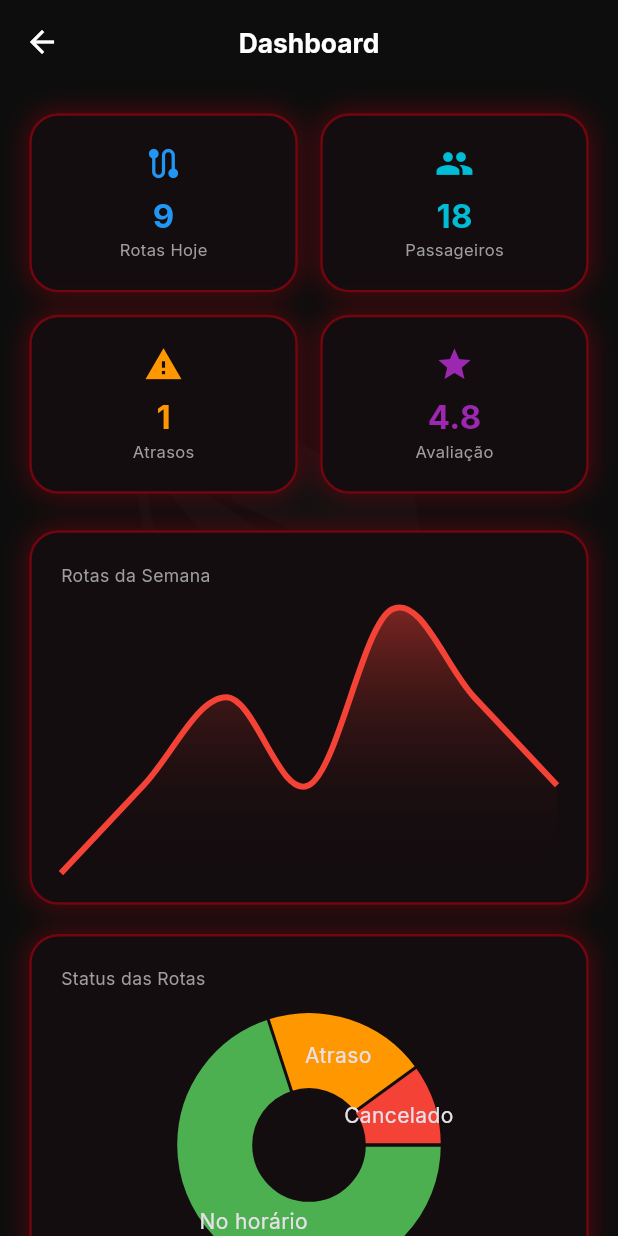
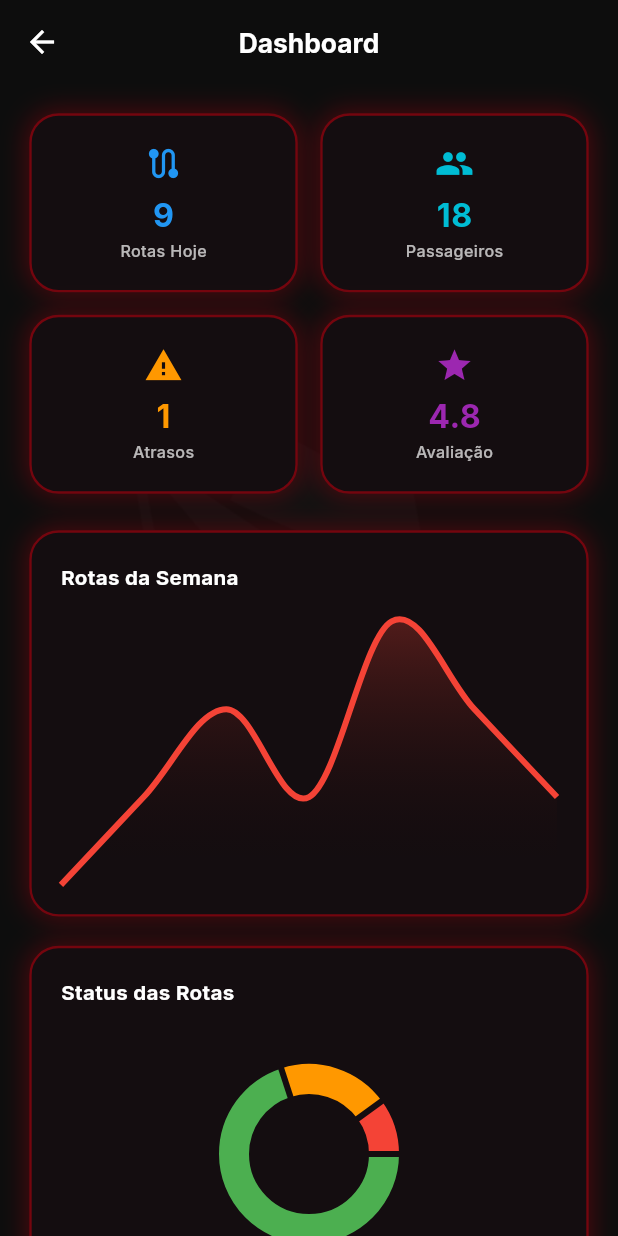
Before and after one commit to GabrielaAkemi/VigiaApp, a Flutter app: the DashboardScreen screen opened directly, on a phone screen of 412 x 824 dp. Run offline on Flutter 3.47's test engine with Material 3 defaults, Android fonts, the phone set to English and light mode, and no system bars; drawn by our look-alikes of fl_chart; our stand-ins replace flutter_map, flutter_screenutil, google_fonts, latlong2.

Commit message:
Ajustes de cores e responsividade

```diff
--- a/vigia/lib/screens/dashboard_screen.dart
+++ b/vigia/lib/screens/dashboard_screen.dart
@@ -1,7 +1,6 @@
 import 'package:flutter/material.dart';
 import 'package:fl_chart/fl_chart.dart';
 import 'package:flutter_screenutil/flutter_screenutil.dart';
-import '../core/app_colors.dart';
 import '../widgets/background_wrapper.dart';
 import '../widgets/neon_card.dart';
 
@@ -11,12 +10,12 @@ class DashboardScreen extends StatelessWidget {
   @override
   Widget build(BuildContext context) {
     bool isDark = Theme.of(context).brightness == Brightness.dark;
-    Color textColor = isDark ? Colors.white : Colors.black;
+    Color sectionTitleColor = isDark ? Colors.white : Colors.black87;
+    Color appBarTextColor = isDark ? Colors.white : Colors.black;
 
     return BackgroundWrapper(
       child: Scaffold(
         backgroundColor: Colors.transparent,
-
         appBar: AppBar(
           backgroundColor: Colors.transparent,
           elevation: 0,
@@ -24,18 +23,16 @@ class DashboardScreen extends StatelessWidget {
           title: Text(
             "Dashboard",
             style: TextStyle(
-              color: textColor,
+              color: appBarTextColor,
               fontWeight: FontWeight.bold,
               fontSize: 18.sp,
             ),
           ),
         ),
-
         body: SingleChildScrollView(
           padding: EdgeInsets.all(20.r),
           child: Column(
             children: [
-              /// 🚑 STATS COLORIDOS
               GridView.count(
                 shrinkWrap: true,
                 physics: const NeverScrollableScrollPhysics(),
@@ -44,77 +41,29 @@ class DashboardScreen extends StatelessWidget {
                 mainAxisSpacing: 15,
                 childAspectRatio: 1.5,
                 children: [
-                  _statCard("Rotas Hoje", "9", Icons.route, Colors.blue),
-
-                  _statCard("Passageiros", "18", Icons.people, Colors.cyan),
-
-                  _statCard("Atrasos", "1", Icons.warning, Colors.orange),
-
-                  _statCard("Avaliação", "4.8", Icons.star, Colors.purple),
+                  _statCard("Rotas Hoje", "9", Icons.route, Colors.blue, sectionTitleColor),
+                  _statCard("Passageiros", "18", Icons.people, Colors.cyan, sectionTitleColor),
+                  _statCard("Atrasos", "1", Icons.warning, Colors.orange, sectionTitleColor),
+                  _statCard("Avaliação", "4.8", Icons.star, Colors.purple, sectionTitleColor),
                 ],
               ),
-
               SizedBox(height: 25.h),
-
-              /// 📈 ROTAS DA SEMANA
-              NeonCard(
-                padding: EdgeInsets.all(20.r),
-                child: Column(
-                  crossAxisAlignment: CrossAxisAlignment.start,
+              _buildChartSection("Rotas da Semana", _lineChart(), sectionTitleColor),
+              SizedBox(height: 20.h),
+              _buildChartSection(
+                "Status das Rotas",
+                Column(
                   children: [
-                    Text(
-                      "Rotas da Semana",
-                      style: TextStyle(color: Colors.grey, fontSize: 12.sp),
-                    ),
-
+                    SizedBox(height: 160.h, child: _pieChart()),
                     SizedBox(height: 15.h),
-
-                    SizedBox(height: 180.h, child: _lineChart()),
+                    _buildPieLegend(isDark),
                   ],
                 ),
+                sectionTitleColor
               ),
-
               SizedBox(height: 20.h),
-
-              /// 🟠 STATUS DAS ROTAS
-              NeonCard(
-                padding: EdgeInsets.all(20.r),
-                child: Column(
-                  children: [
-                    Align(
-                      alignment: Alignment.centerLeft,
-                      child: Text(
-                        "Status das Rotas",
-                        style: TextStyle(color: Colors.grey, fontSize: 12.sp),
-                      ),
-                    ),
-
-                    SizedBox(height: 15.h),
-
-                    SizedBox(height: 180.h, child: _pieChart()),
-                  ],
-                ),
-              ),
-
+              _buildChartSection("Avaliações dos Passageiros", _barChart(), sectionTitleColor),
               SizedBox(height: 20.h),
-
-              /// ⭐ AVALIAÇÕES
-              NeonCard(
-                padding: EdgeInsets.all(20.r),
-                child: Column(
-                  crossAxisAlignment: CrossAxisAlignment.start,
-                  children: [
-                    Text(
-                      "Avaliações dos Passageiros",
-                      style: TextStyle(color: Colors.grey, fontSize: 12.sp),
-                    ),
-
-                    SizedBox(height: 15.h),
-
-                    SizedBox(height: 180.h, child: _barChart()),
-                  ],
-                ),
-              ),
             ],
           ),
         ),
@@ -122,134 +71,128 @@ class DashboardScreen extends StatelessWidget {
     );
   }
 
-  /// 📦 CARD COLORIDO
-  Widget _statCard(String title, String value, IconData icon, Color color) {
+  Widget _buildChartSection(String title, Widget chart, Color textColor) {
+    return NeonCard(
+      padding: EdgeInsets.all(20.r),
+      child: Column(
+        crossAxisAlignment: CrossAxisAlignment.start,
+        children: [
+          Text(
+            title,
+            style: TextStyle(color: textColor, fontSize: 14.sp, fontWeight: FontWeight.bold),
+          ),
+          SizedBox(height: 20.h),
+          chart,
+        ],
+      ),
+    );
+  }
+
+  Widget _statCard(String title, String value, IconData icon, Color color, Color titleTextColor) {
     return NeonCard(
       child: Column(
         mainAxisAlignment: MainAxisAlignment.center,
         children: [
           Icon(icon, color: color, size: 26),
-
-          SizedBox(height: 6),
-
+          const SizedBox(height: 6),
           Text(
             value,
-            style: TextStyle(
-              color: color,
-              fontSize: 22,
-              fontWeight: FontWeight.bold,
-            ),
+            style: TextStyle(color: color, fontSize: 22.sp, fontWeight: FontWeight.bold),
           ),
-
-          Text(title, style: const TextStyle(color: Colors.grey, fontSize: 11)),
-        ],
-      ),
-    );
-  }
-
-  /// 📈 LINE CHART
-  Widget _lineChart() {
-    return LineChart(
-      LineChartData(
-        gridData: FlGridData(show: false),
-        titlesData: FlTitlesData(show: false),
-        borderData: FlBorderData(show: false),
-
-        lineBarsData: [
-          LineChartBarData(
-            isCurved: true,
-            color: Colors.red,
-            barWidth: 4,
-            dotData: FlDotData(show: false),
-
-            belowBarData: BarAreaData(
-              show: true,
-              gradient: LinearGradient(
-                colors: [Colors.red.withOpacity(0.5), Colors.transparent],
-                begin: Alignment.topCenter,
-                end: Alignment.bottomCenter,
-              ),
-            ),
-
-            spots: const [
-              FlSpot(0, 2),
-              FlSpot(1, 3),
-              FlSpot(2, 4),
-              FlSpot(3, 3),
-              FlSpot(4, 5),
-              FlSpot(5, 4),
-              FlSpot(6, 3),
-            ],
+          Text(
+            title,
+            style: TextStyle(color: titleTextColor.withValues(alpha: 0.7), fontSize: 11.sp, fontWeight: FontWeight.w500)
           ),
         ],
       ),
     );
   }
 
-  /// 🥧 PIE CHART
+  Widget _lineChart() {
+    return SizedBox(
+      height: 180.h,
+      child: LineChart(
+        LineChartData(
+          gridData: const FlGridData(show: false),
+          titlesData: const FlTitlesData(show: false),
+          borderData: FlBorderData(show: false),
+          lineBarsData: [
+            LineChartBarData(
+              isCurved: true,
+              color: Colors.red,
+              barWidth: 4,
+              dotData: const FlDotData(show: false),
+              belowBarData: BarAreaData(
+                show: true,
+                gradient: LinearGradient(
+                  colors: [Colors.red.withValues(alpha: 0.3), Colors.transparent],
+                  begin: Alignment.topCenter,
+                  end: Alignment.bottomCenter,
+                ),
+              ),
+              spots: const [
+                FlSpot(0, 2), FlSpot(1, 3), FlSpot(2, 4),
+                FlSpot(3, 3), FlSpot(4, 5), FlSpot(5, 4), FlSpot(6, 3),
+              ],
+            ),
+          ],
+        ),
+      ),
+    );
+  }
+
   Widget _pieChart() {
     return PieChart(
       PieChartData(
+        sectionsSpace: 4,
+        centerSpaceRadius: 40,
         sections: [
-          PieChartSectionData(
-            value: 70,
-            color: Colors.green,
-            title: "No horário",
-            radius: 50,
-          ),
-
-          PieChartSectionData(
-            value: 20,
-            color: Colors.orange,
-            title: "Atraso",
-            radius: 50,
-          ),
-
-          PieChartSectionData(
-            value: 10,
-            color: Colors.red,
-            title: "Cancelado",
-            radius: 50,
-          ),
+          PieChartSectionData(value: 70, color: Colors.green, title: '', radius: 20),
+          PieChartSectionData(value: 20, color: Colors.orange, title: '', radius: 20),
+          PieChartSectionData(value: 10, color: Colors.red, title: '', radius: 20),
         ],
       ),
     );
   }
 
-  /// 📊 BAR CHART
+  Widget _buildPieLegend(bool isDark) {
+    Color labelColor = isDark ? Colors.white70 : Colors.black87;
+    return Row(
+      mainAxisAlignment: MainAxisAlignment.spaceEvenly,
+      children: [
+        _legendItem("No horário", Colors.green, labelColor),
+        _legendItem("Atraso", Colors.orange, labelColor),
+        _legendItem("Cancelado", Colors.red, labelColor),
+      ],
+    );
+  }
+
+  Widget _legendItem(String text, Color color, Color textColor) {
+    return Row(
+      children: [
+        Container(width: 10, height: 10, decoration: BoxDecoration(color: color, shape: BoxShape.circle)),
+        const SizedBox(width: 6), // ADICIONADO: const
+        Text(text, style: TextStyle(color: textColor, fontSize: 10.sp)),
+      ],
+    );
+  }
+
   Widget _barChart() {
-    return BarChart(
-      BarChartData(
-        borderData: FlBorderData(show: false),
-        titlesData: FlTitlesData(show: false),
-        gridData: FlGridData(show: false),
-
-        barGroups: [
-          BarChartGroupData(
-            x: 1,
-            barRods: [BarChartRodData(toY: 2, color: Colors.red)],
-          ),
-
-          BarChartGroupData(
-            x: 2,
-            barRods: [BarChartRodData(toY: 4, color: Colors.orange)],
-          ),
-
-          BarChartGroupData(
-            x: 3,
-            barRods: [BarChartRodData(toY: 6, color: Colors.yellow)],
-          ),
-
-          BarChartGroupData(
-            x: 4,
-            barRods: [BarChartRodData(toY: 12, color: Colors.green)],
-          ),
-
-          BarChartGroupData(
-            x: 5,
-            barRods: [BarChartRodData(toY: 20, color: Colors.blue)],
-          ),
-        ],
+    return SizedBox(
+      height: 180.h,
+      child: BarChart(
+        BarChartData(
+          borderData: FlBorderData(show: false),
+          titlesData: const FlTitlesData(show: false),
+          gridData: const FlGridData(show: false),
+          barGroups: [
+            BarChartGroupData(x: 1, barRods: [BarChartRodData(toY: 2, color: Colors.red, width: 15, borderRadius: BorderRadius.circular(4))]),
+            BarChartGroupData(x: 2, barRods: [BarChartRodData(toY: 4, color: Colors.orange, width: 15, borderRadius: BorderRadius.circular(4))]),
+            BarChartGroupData(x: 3, barRods: [BarChartRodData(toY: 6, color: Colors.yellow, width: 15, borderRadius: BorderRadius.circular(4))]),
+            BarChartGroupData(x: 4, barRods: [BarChartRodData(toY: 12, color: Colors.green, width: 15, borderRadius: BorderRadius.circular(4))]),
+            BarChartGroupData(x: 5, barRods: [BarChartRodData(toY: 20, color: Colors.blue, width: 15, borderRadius: BorderRadius.circular(4))]),
+          ],
+        ),
       ),
     );
   }
```
Also changed, not shown: vigia/lib/screens/home_screen.dart (+118 -118 lines), vigia/lib/screens/profile_screen.dart (+80 -51 lines), vigia/lib/screens/route_map_screen.dart (+48 -35 lines).
